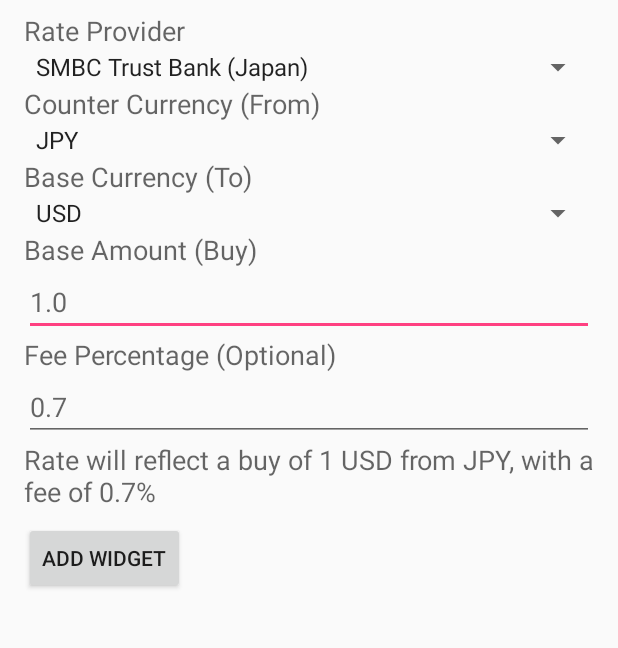
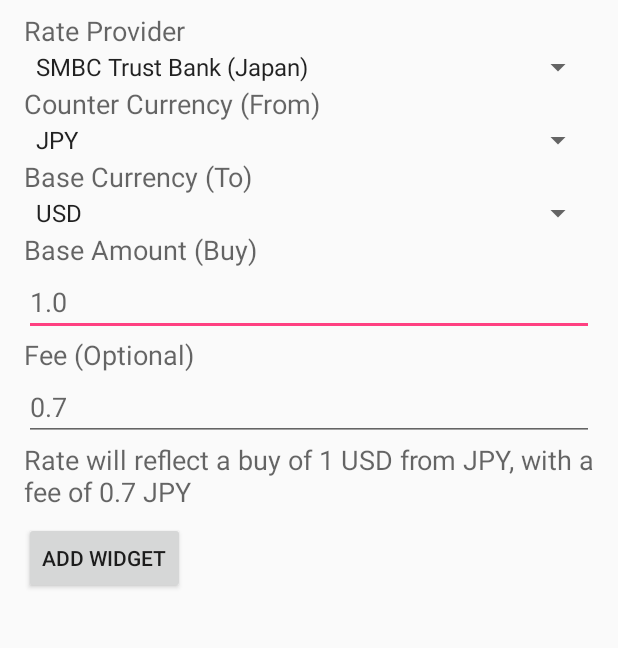
Before and after one commit to jbburns/SimpleCurrencyWidget, an Android app: the MainWidgetConfigureActivity screen opened directly, with no data from a screen before it, on a phone screen of 412 x 824 dp, the part 53-701 px from its top. Run offline under Robolectric (Android 15) with nearby library versions, the phone set to English and light mode, and no system bars; 1 statement that could not run was skipped.

Commit message:
corrected the fee formula for SMBC TB

```diff
--- a/app/src/main/java/com/jbburns/simplecurrencywidget/MainWidget.java
+++ b/app/src/main/java/com/jbburns/simplecurrencywidget/MainWidget.java
@@ -29,7 +29,7 @@ public class MainWidget extends AppWidgetProvider {
 
         // Set button click intent
         Intent intent = new Intent(context, MainWidget.class);
-        intent.setAction(REFRESH_BUTTON_CLICKED+String.valueOf(appWidgetId));
+        intent.setAction(REFRESH_BUTTON_CLICKED + String.valueOf(appWidgetId));
         PendingIntent pendingIntent = PendingIntent.getBroadcast(context, 0, intent, 0);
         views.setOnClickPendingIntent(R.id.refreshButton, pendingIntent);
 
@@ -61,7 +61,7 @@ public class MainWidget extends AppWidgetProvider {
             if (!NumberUtils.isNumber(feePercentage)){
                 feePercentage = "0";
             }
-            finalRate = (rate * (1+(Double.parseDouble(feePercentage)/100))) * Double.parseDouble(baseAmount);
+            finalRate = (rate + Double.parseDouble(feePercentage)) * Double.parseDouble(baseAmount);
 
             if (Double.parseDouble(feePercentage) > 0) {
                 finalRateString = String.format("%.2f", finalRate) + "*";
--- a/app/src/main/java/com/jbburns/simplecurrencywidget/MainWidgetConfigureActivity.java
+++ b/app/src/main/java/com/jbburns/simplecurrencywidget/MainWidgetConfigureActivity.java
@@ -124,7 +124,7 @@ public class MainWidgetConfigureActivity extends Activity {
         }
         Resources res = getResources();
         String widgetConfigurationHintText = String.format(res.getString(R.string.widgetConfigurationHintText),
-                baseAmount, baseCurrency, counterCurrency, feePercentage);
+                baseAmount, baseCurrency, counterCurrency, feePercentage, counterCurrency);
 
         if(
                 (!rateProvider.isEmpty())
--- a/app/src/main/res/layout/main_widget_configure.xml
+++ b/app/src/main/res/layout/main_widget_configure.xml
@@ -68,7 +68,7 @@
         android:layout_width="wrap_content"
         android:layout_height="wrap_content"
         android:textAppearance="?android:attr/textAppearanceMedium"
-        android:text="Fee Percentage (Optional)"
+        android:text="Fee (Optional)"
         android:id="@+id/feePercentageTextView" />
 
     <EditText
--- a/app/src/main/res/values/strings.xml
+++ b/app/src/main/res/values/strings.xml
@@ -20,5 +20,5 @@
     <string name="THB">THB</string>
     <string name="NOK">NOK</string>
     <string name="ZAR">ZAR</string>
-    <string name="widgetConfigurationHintText">"Rate will reflect a buy of %1$s %2$s from %3$s, with a fee of %4$s%%"</string>
+    <string name="widgetConfigurationHintText">"Rate will reflect a buy of %1$s %2$s from %3$s, with a fee of %4$s %5$s"</string>
 </resources>
```
